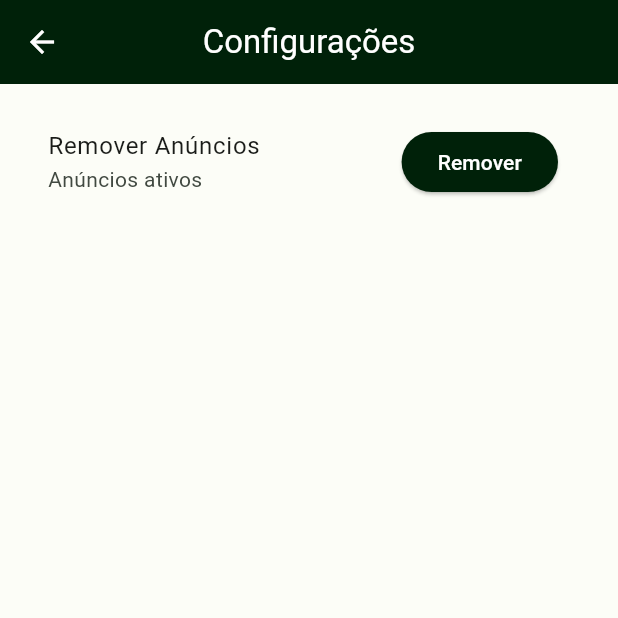
After one commit to lucas3g/cuber_timer, a Flutter app: the ConfigPage screen opened directly, on a phone screen of 412 x 824 dp, the top half of it. The commit adds this screen. Run offline on Flutter 3.47's test engine with Material 3 defaults, Android fonts, the phone set to English and light mode, and no system bars; our stand-ins replace bot_toast, flutter_i18n, flutter_mobx, get_it, google_fonts, google_mobile_ads and 7 more; accounts and stored records are empty; generated files the repository leaves out were written again; network calls fail.

Commit message:
feat: add buy to remove ads of app

```diff
--- a/lib/app/core/domain/entities/named_routes.dart
+++ b/lib/app/core/domain/entities/named_routes.dart
@@ -1,7 +1,8 @@
 enum NamedRoutes {
   splash('/'),
   home('/home'),
-  timer('/timer');
+  timer('/timer'),
+  config('/config');
 
   final String route;
   const NamedRoutes(this.route);
--- a/lib/app/core/routes/app_routes.dart
+++ b/lib/app/core/routes/app_routes.dart
@@ -1,3 +1,4 @@
+import 'package:cuber_timer/app/modules/config/presenter/config_page.dart';
 import 'package:cuber_timer/app/modules/timer/presenter/timer_page.dart';
 import 'package:flutter/material.dart';
 
@@ -17,6 +18,7 @@ class CustomNavigator {
       NamedRoutes.splash.route: (BuildContext context) => const SplashPage(),
       NamedRoutes.home.route: (BuildContext context) => const HomePage(),
       NamedRoutes.timer.route: (BuildContext context) => const TimerPage(),
+      NamedRoutes.config.route: (BuildContext context) => const ConfigPage(),
     };
 
     final WidgetBuilder? builder = appRoutes[settings.name];
--- /dev/null
+++ b/lib/app/modules/config/presenter/config_page.dart
@@ -0,0 +1,66 @@
+import 'package:cuber_timer/app/di/dependency_injection.dart';
+import 'package:cuber_timer/app/modules/config/presenter/controller/config_controller.dart';
+import 'package:cuber_timer/app/modules/config/presenter/controller/config_states.dart';
+import 'package:flutter/material.dart';
+import 'package:flutter_mobx/flutter_mobx.dart';
+
+class ConfigPage extends StatefulWidget {
+  const ConfigPage({super.key});
+
+  @override
+  State<ConfigPage> createState() => _ConfigPageState();
+}
+
+class _ConfigPageState extends State<ConfigPage> {
+  final ConfigController configController = getIt<ConfigController>();
+
+  @override
+  Widget build(BuildContext context) {
+    return Scaffold(
+      appBar: AppBar(
+        title: const Text('Configurações'),
+      ),
+      body: Observer(
+        builder: (_) {
+          final state = configController.state;
+
+          if (state is AdRemovalSuccessState) {
+            return _buildConfigOptions(context, configController.isAdRemoved);
+          }
+
+          if (state is AdRemovalFailureState) {
+            return Center(
+              child: Text(state.errorMessage),
+            );
+          }
+
+          return _buildConfigOptions(context, configController.isAdRemoved);
+        },
+      ),
+    );
+  }
+
+  Widget _buildConfigOptions(BuildContext context, bool adsRemoved) {
+    return Padding(
+      padding: const EdgeInsets.all(16.0),
+      child: Column(
+        crossAxisAlignment: CrossAxisAlignment.start,
+        children: [
+          ListTile(
+            title: const Text('Remover Anúncios'),
+            subtitle:
+                Text(adsRemoved ? 'Anúncios removidos' : 'Anúncios ativos'),
+            trailing: adsRemoved
+                ? const Icon(Icons.check_circle, color: Colors.green)
+                : ElevatedButton(
+                    onPressed: () async {
+                      await configController.removeAds();
+                    },
+                    child: const Text('Remover'),
+                  ),
+          ),
+        ],
+      ),
+    );
+  }
+}
--- /dev/null
+++ b/lib/app/modules/config/presenter/controller/config_states.dart
@@ -0,0 +1,13 @@
+abstract class ConfigStates {}
+
+class ConfigInitialState extends ConfigStates {}
+
+class AdRemovalInProgressState extends ConfigStates {}
+
+class AdRemovalSuccessState extends ConfigStates {}
+
+class AdRemovalFailureState extends ConfigStates {
+  final String errorMessage;
+
+  AdRemovalFailureState(this.errorMessage);
+}
--- /dev/null
+++ b/lib/app/modules/config/presenter/services/in_app_purcashe_service.dart
@@ -0,0 +1,4 @@
+abstract class IInAppPurchaseService {
+  Future<bool> buyAdRemoval();
+  Future<bool> checkAdRemovalStatus();
+}
--- a/lib/app/modules/timer/controller/count_down_controller.dart
+++ b/lib/app/modules/timer/controller/count_down_controller.dart
@@ -41,8 +41,10 @@ abstract class CountDownControllerBase with Store {
   }
 
   @action
-  StreamSubscription _listenFiftySecondRemains() {
+  StreamSubscription<int> _listenFiftySecondRemains() {
     return countDownTimer.secondTime.listen((time) {
+      print('tempo $time');
+
       if (time == 0) {
         stopTimerCountDown();
         timerController.toggleTimer();
--- a/lib/app/modules/timer/presenter/timer_page.dart
+++ b/lib/app/modules/timer/presenter/timer_page.dart
@@ -2,6 +2,7 @@ import 'dart:io';
 
 import 'package:cuber_timer/app/core/constants/constants.dart';
 import 'package:cuber_timer/app/di/dependency_injection.dart';
+import 'package:cuber_timer/app/modules/config/presenter/controller/config_controller.dart';
 import 'package:cuber_timer/app/modules/timer/controller/count_down_controller.dart';
 import 'package:cuber_timer/app/modules/timer/controller/timer_controller.dart';
 import 'package:cuber_timer/app/modules/timer/controller/timer_states.dart';
@@ -23,6 +24,7 @@ class TimerPage extends StatefulWidget {
 class _TimerPageState extends State<TimerPage> {
   final timerController = getIt<TimerController>();
   final countDownController = getIt<CountDownController>();
+  final ConfigController configController = getIt<ConfigController>();
   final pageController = PageController();
   int pageIndex = 0;
 
@@ -115,7 +117,7 @@ class _TimerPageState extends State<TimerPage> {
             child: Column(
               mainAxisAlignment: MainAxisAlignment.start,
               children: [
-                if (!Platform.isWindows) ...[
+                if (!Platform.isWindows && !configController.isAdRemoved) ...[
                   isAdLoaded
                       ? SizedBox(
                           height: myBanner.size.height.toDouble(),
--- a/pubspec.yaml
+++ b/pubspec.yaml
@@ -16,7 +16,7 @@ publish_to: 'none' # Remove this line if you wish to publish to pub.dev
 # https://developer.apple.com/library/archive/documentation/General/Reference/InfoPlistKeyReference/Articles/CoreFoundationKeys.html
 # In Windows, build-name is used as the major, minor, and patch parts
 # of the product and file versions while build-number is used as the build suffix.
-version: 3.0.0+8
+version: 3.0.2+12
 
 environment:
   sdk: '>=3.1.5 <4.0.0'
@@ -54,6 +54,7 @@ dependencies:
   google_mobile_ads: ^5.1.0
   get_it: ^7.7.0
   injectable: ^2.4.4
+  in_app_purchase: ^3.2.0
 
 
 dev_dependencies:
```
Also changed, not shown: lib/app/modules/config/presenter/controller/config_controller.dart (added, +61 -0 lines), lib/app/modules/config/presenter/services/in_app_purcashe_service_imp.dart (added, +76 -0 lines), lib/app/modules/home/presenter/home_page.dart (+25 -4 lines), lib/app/shared/translation/pages/config_page_translation.dart (added, +21 -0 lines), lib/app/di/dependency_injection.config.dart, lib/app/modules/config/presenter/controller/config_controller.g.dart (added), lib/app/modules/timer/controller/count_down_controller.g.dart, pubspec.lock, 4 other files.
